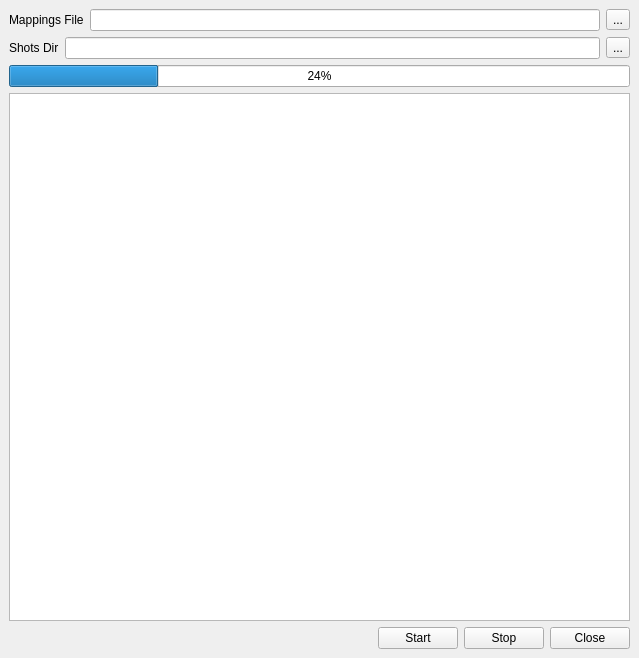
This is ui/main.ui in iceanimations/createShots as Qt 5 draws it before an edit. The edited form follows.
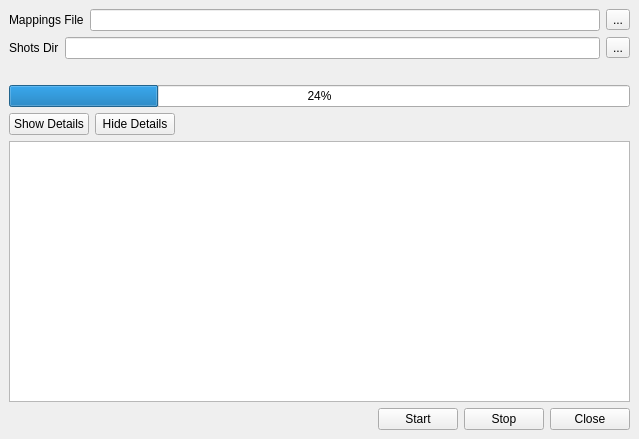
This is the edited form.

```diff
--- a/ui/main.ui
+++ b/ui/main.ui
@@ -7,7 +7,7 @@
     <x>0</x>
     <y>0</y>
     <width>639</width>
-    <height>658</height>
+    <height>439</height>
    </rect>
   </property>
   <property name="windowTitle">
@@ -57,6 +57,13 @@
       </item>
      </layout>
     </item>
+    <item>
+     <widget class="QLabel" name="statusLabel">
+      <property name="text">
+       <string/>
+      </property>
+     </widget>
+    </item>
     <item>
      <layout class="QVBoxLayout" name="verticalLayout">
       <item>
@@ -66,6 +73,49 @@
         </property>
        </widget>
       </item>
+      <item>
+       <layout class="QHBoxLayout" name="horizontalLayout_2">
+        <item>
+         <widget class="QPushButton" name="showDetailsButton">
+          <property name="minimumSize">
+           <size>
+            <width>75</width>
+            <height>0</height>
+           </size>
+          </property>
+          <property name="text">
+           <string>Show Details</string>
+          </property>
+         </widget>
+        </item>
+        <item>
+         <widget class="QPushButton" name="hideDetailsButton">
+          <property name="minimumSize">
+           <size>
+            <width>75</width>
+            <height>0</height>
+           </size>
+          </property>
+          <property name="text">
+           <string>Hide Details</string>
+          </property>
+         </widget>
+        </item>
+        <item>
+         <spacer name="horizontalSpacer_2">
+          <property name="orientation">
+           <enum>Qt::Horizontal</enum>
+          </property>
+          <property name="sizeHint" stdset="0">
+           <size>
+            <width>40</width>
+            <height>20</height>
+           </size>
+          </property>
+         </spacer>
+        </item>
+       </layout>
+      </item>
       <item>
        <widget class="QTextEdit" name="statusBox">
         <property name="lineWrapMode">
```
Left out of the diff: 100 changed lines with no effect on the pictures.
